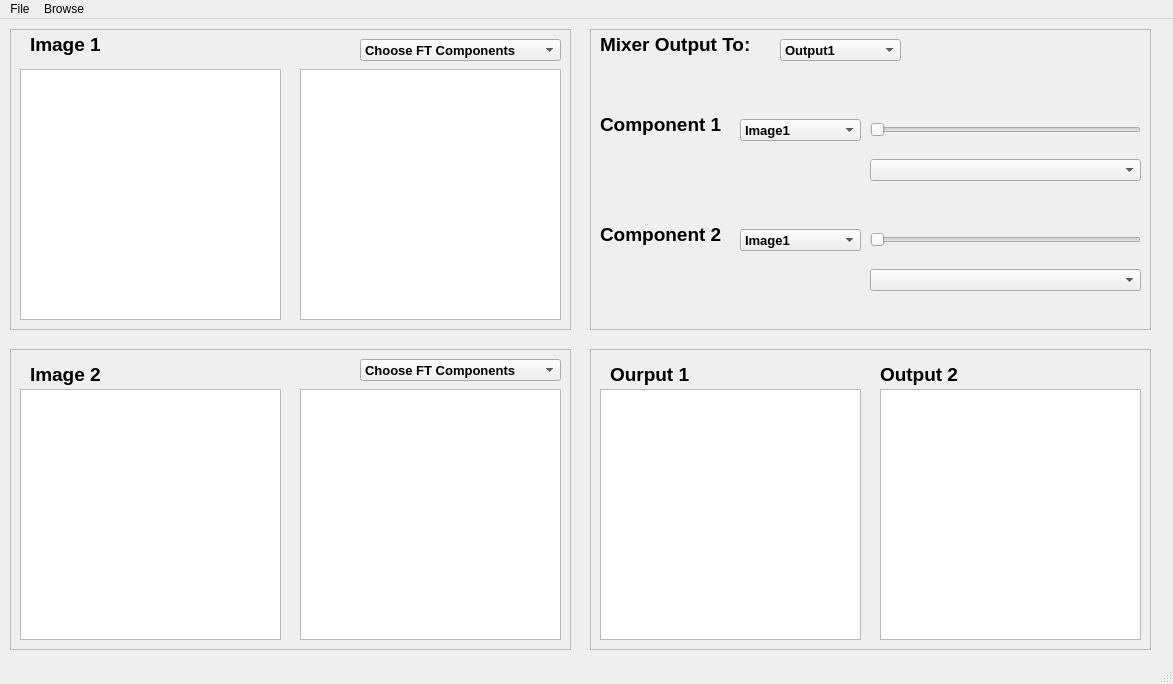
Above: main.ui from yasser1412/Magnitude-phase-Mixer before the change. Below: the same form after it.
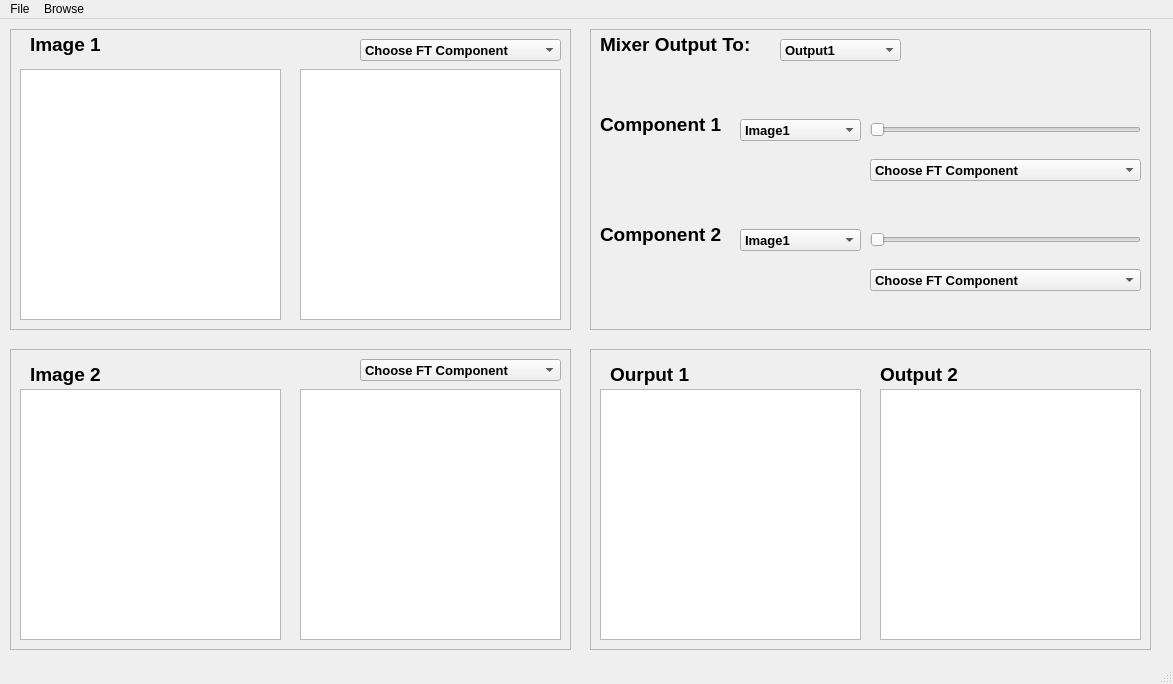
That is the form after the change. Custom widgets are drawn as their Qt base class.

Patch:
```diff
--- a/main.ui
+++ b/main.ui
@@ -95,7 +95,7 @@
      </property>
      <item>
       <property name="text">
-       <string>Choose FT Components</string>
+       <string>Choose FT Component</string>
       </property>
      </item>
      <item>
@@ -188,7 +188,7 @@
      </property>
      <item>
       <property name="text">
-       <string>Choose FT Components</string>
+       <string>Choose FT Component</string>
       </property>
      </item>
      <item>
@@ -386,7 +386,7 @@
      </property>
      <item>
       <property name="text">
-       <string/>
+       <string>Choose FT Component</string>
       </property>
      </item>
      <item>
@@ -501,7 +501,7 @@
      </property>
      <item>
       <property name="text">
-       <string/>
+       <string>Choose FT Component</string>
       </property>
      </item>
      <item>
```
